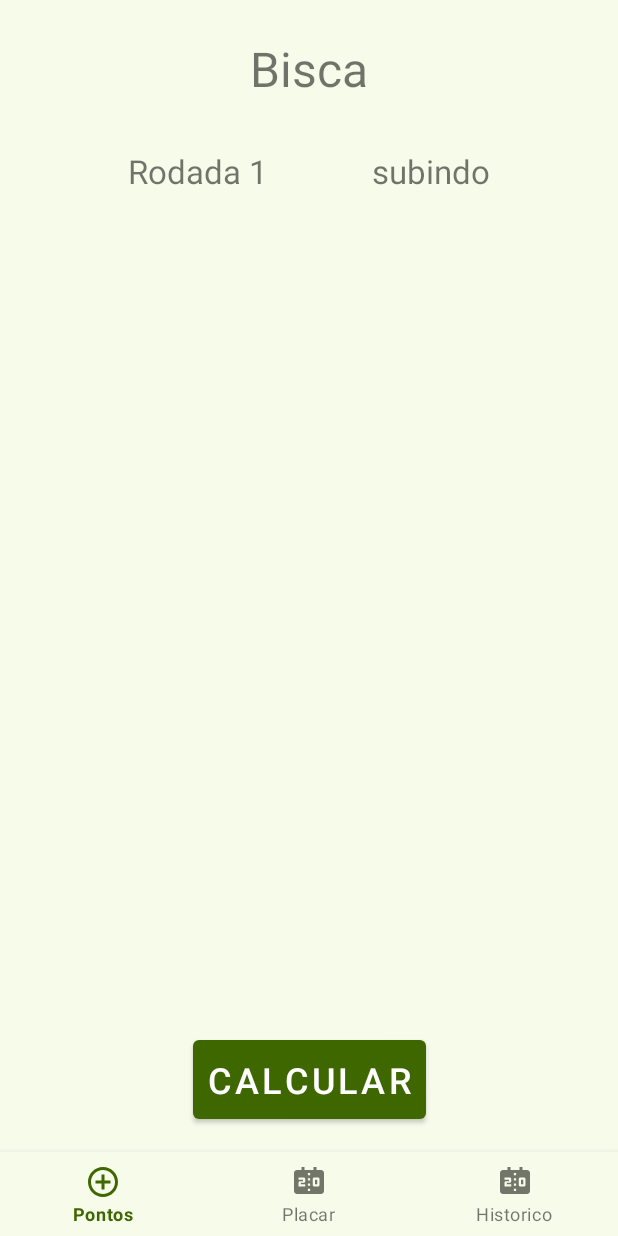
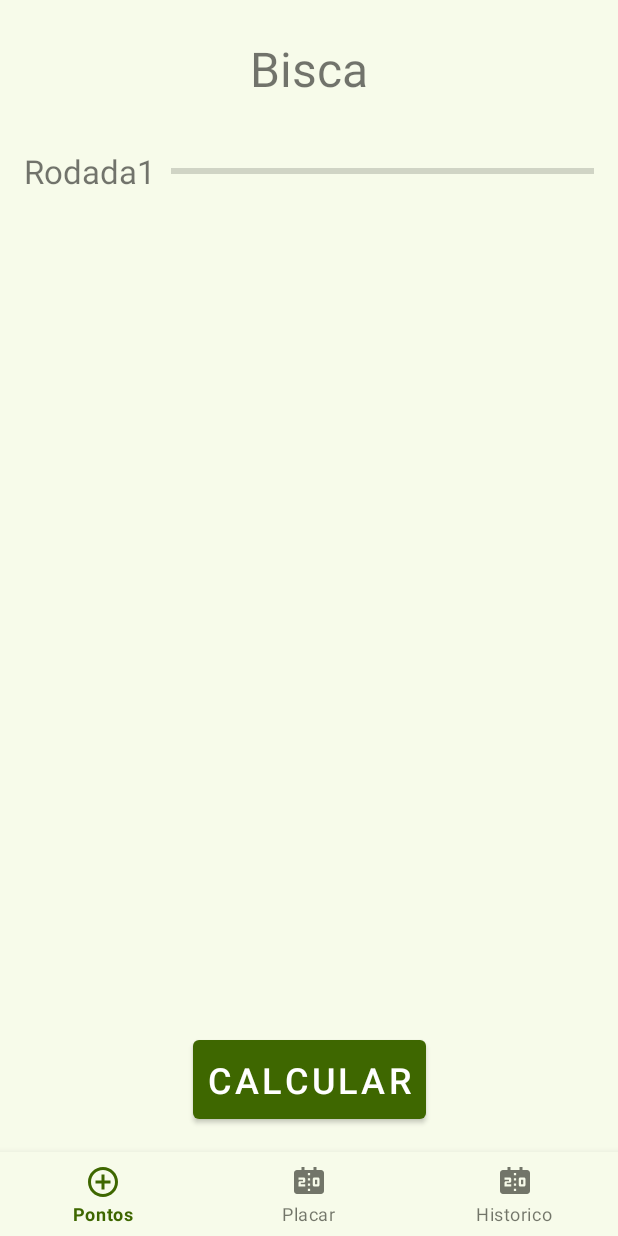
Before and after one commit to ViniVenditti/points-cards, an Android app: the BiscaActivity screen opened directly, with no data from a screen before it, on a phone screen of 412 x 824 dp. Run offline under Robolectric (Android 15) with nearby library versions, the phone set to English and light mode, and no system bars; our stand-ins replace Firebase (no records; nobody signed in at launch, a user with empty details on screens opened directly), navigation-ui.

Commit message:
incluude continue game bisca

```diff
--- a/app/src/main/java/com/vinivenditti/pointscards/games/bisca/BiscaActivity.kt
+++ b/app/src/main/java/com/vinivenditti/pointscards/games/bisca/BiscaActivity.kt
@@ -42,7 +42,6 @@ class BiscaActivity : AppCompatActivity() {
             navigationBarStyle = SystemBarStyle.light(colorId,colorId))
 
         viewModel.setPhoneId(Settings.Secure.getString(contentResolver, Settings.Secure.ANDROID_ID))
-        viewModel.setMatch()
 
         onBackPressedDispatcher.addCallback(this, object : OnBackPressedCallback(true) {
             override fun handleOnBackPressed() {
@@ -50,7 +49,6 @@ class BiscaActivity : AppCompatActivity() {
                     .setTitle("Sair do jogo")
                     .setMessage("Deseja sair do jogo?")
                     .setPositiveButton("Sim") { _, _ ->
-                        StartViewModelSingleton.getInstance(this@BiscaActivity)
                         finish()
                     }
                     .setNegativeButton("Não", null)
--- a/app/src/main/java/com/vinivenditti/pointscards/games/bisca/listener/BiscaListener.kt
+++ b/app/src/main/java/com/vinivenditti/pointscards/games/bisca/listener/BiscaListener.kt
@@ -1,6 +1,7 @@
 package com.vinivenditti.pointscards.games.bisca.listener
 
 import com.vinivenditti.pointscards.games.bisca.model.PlayerModel
+import com.vinivenditti.pointscards.games.bisca.model.Points
 
 interface BiscaListener {
     fun updatePlayer(player: PlayerModel)
--- a/app/src/main/java/com/vinivenditti/pointscards/games/bisca/points/PointsFragment.kt
+++ b/app/src/main/java/com/vinivenditti/pointscards/games/bisca/points/PointsFragment.kt
@@ -1,5 +1,7 @@
 package com.vinivenditti.pointscards.games.bisca.points
 
+import android.content.res.ColorStateList
+import android.content.res.Resources
 import android.os.Bundle
 import android.view.LayoutInflater
 import android.view.View
@@ -8,12 +10,15 @@ import android.widget.Toast
 import androidx.fragment.app.Fragment
 import androidx.lifecycle.ViewModelProvider
 import androidx.recyclerview.widget.LinearLayoutManager
+import com.vinivenditti.pointscards.R
 import com.vinivenditti.pointscards.databinding.FragmentPointsBinding
 import com.vinivenditti.pointscards.games.bisca.model.PlayerModel
 import com.vinivenditti.pointscards.games.bisca.BiscaViewModel
 import com.vinivenditti.pointscards.games.bisca.BiscaViewModelFactory
 import com.vinivenditti.pointscards.games.bisca.adapter.PlayerGameAdapter
 import com.vinivenditti.pointscards.games.bisca.listener.BiscaListener
+import com.vinivenditti.pointscards.games.bisca.model.Points
+import com.vinivenditti.pointscards.games.bisca.model.ScoreBiscaModel
 import com.vinivenditti.pointscards.start.StartViewModelSingleton
 
 class PointsFragment : Fragment() {
@@ -24,7 +29,7 @@ class PointsFragment : Fragment() {
         val biscaViewModelFactory = BiscaViewModelFactory(StartViewModelSingleton.getInstance(requireActivity()))
         ViewModelProvider(requireActivity(), biscaViewModelFactory)[BiscaViewModel::class.java]
     }
-    private val pointsViewModel: PointsViewModel = PointsViewModel()
+
     private val binding get() = _binding!!
 
     override fun onCreateView(inflater: LayoutInflater, container: ViewGroup?, savedInstanceState: Bundle?): View {
@@ -38,7 +43,7 @@ class PointsFragment : Fragment() {
                 biscaViewModel.updatePlayer(player)
             }
         }
-        pointsViewModel.calculateTotalRounds(biscaViewModel.players.value!!)
+        binding.progressGame.max = biscaViewModel.limitRound
         adapter.attachListener(listener)
         addListeners()
         observe()
@@ -48,7 +53,6 @@ class PointsFragment : Fragment() {
     private fun addListeners() {
         binding.buttonCalculate.setOnClickListener {
             if(verifyEditText()){
-                pointsViewModel.calculateRound()
                 biscaViewModel.calculatePoints()
             } else Toast.makeText(context, "Preencha todos os campos", Toast.LENGTH_SHORT).show()
         }
@@ -66,14 +70,22 @@ class PointsFragment : Fragment() {
     }
 
     fun observe() {
-        pointsViewModel.round.observe(viewLifecycleOwner) {
-            binding.textRound.text = "Rodada $it"
+        biscaViewModel.round.observe(viewLifecycleOwner) {
+            binding.textRound.text = getString(R.string.text_round).plus(it.toString())
+            binding.progressGame.progress = it
             if (it == 0) {
                 binding.buttonCalculate.isEnabled = false
             }
         }
-        pointsViewModel.statusGame.observe(viewLifecycleOwner) {
-            binding.textRoundDirection.text = it
+        biscaViewModel.statusGame.observe(viewLifecycleOwner) {
+            when (it) {
+                "repetir" -> {
+                    binding.progressGame.progressTintList = ColorStateList.valueOf(resources.getColor(R.color.md_theme_tertiaryFixedDim_highContrast, null))
+                }
+                "descendo" -> {
+                    binding.progressGame.progressTintList = ColorStateList.valueOf(resources.getColor(R.color.md_theme_error, null))
+                }
+            }
         }
         biscaViewModel.players.observe(viewLifecycleOwner) {
             binding.recyclerViewPlayers.post {
@@ -84,7 +96,6 @@ class PointsFragment : Fragment() {
 
     override fun onDestroyView() {
         super.onDestroyView()
-
         _binding = null
     }
 }
--- a/app/src/main/res/layout/activity_start.xml
+++ b/app/src/main/res/layout/activity_start.xml
@@ -84,6 +84,7 @@
         app:layout_constraintStart_toStartOf="parent"
         app:layout_constraintTop_toBottomOf="@+id/edit_input_player" />
 
+
     <com.google.android.material.button.MaterialButton
         android:id="@+id/button_play"
         android:layout_width="match_parent"
--- a/app/src/main/res/layout/fragment_points.xml
+++ b/app/src/main/res/layout/fragment_points.xml
@@ -26,23 +26,26 @@
         android:layout_width="wrap_content"
         android:layout_height="wrap_content"
         android:layout_marginTop="32dp"
+        android:layout_marginEnd="10dp"
         android:text="@string/text_round"
         android:textSize="22sp"
-        app:layout_constraintEnd_toStartOf="@+id/text_round_direction"
+        app:layout_constraintEnd_toStartOf="@+id/progress_game"
         app:layout_constraintHorizontal_chainStyle="spread"
         app:layout_constraintStart_toStartOf="parent"
         app:layout_constraintTop_toBottomOf="@+id/text_game" />
 
-    <TextView
-        android:id="@+id/text_round_direction"
-        android:layout_width="wrap_content"
+    <ProgressBar
+        android:id="@+id/progress_game"
+        android:layout_width="0dp"
         android:layout_height="wrap_content"
-        android:layout_marginTop="32dp"
-        android:text="@string/text_status_game"
-        android:textSize="22sp"
+        style="@style/Widget.AppCompat.ProgressBar.Horizontal"
+        android:progress="17"
+        android:max="34"
         app:layout_constraintEnd_toEndOf="parent"
+        app:layout_constraintTop_toTopOf="@+id/text_round"
         app:layout_constraintStart_toEndOf="@+id/text_round"
-        app:layout_constraintTop_toBottomOf="@+id/text_game" />
+        app:layout_constraintBottom_toBottomOf="@+id/text_round"
+        />
 
     <androidx.recyclerview.widget.RecyclerView
         android:id="@+id/recycler_view_players"
--- a/app/src/main/res/values/strings.xml
+++ b/app/src/main/res/values/strings.xml
@@ -9,7 +9,7 @@
     <string name="description_list_players">Lista de jogadores</string>
     <string name="start_game">Começar!</string>
     <string name="bisca">Bisca</string>
-    <string name="text_round">Rodada 1</string>
+    <string name="text_round">Rodada </string>
     <string name="text_status_game">subindo</string>
     <string name="calculate">Calcular</string>
     <string name="overall_score">Placar Geral</string>
```
Also changed, not shown: app/src/main/java/com/vinivenditti/pointscards/games/bisca/BiscaViewModel.kt (+110 -32 lines), app/src/main/java/com/vinivenditti/pointscards/games/bisca/historical/HistoricalFragment.kt (+9 -28 lines), app/src/main/java/com/vinivenditti/pointscards/games/bisca/historical/HistoricalViewModel.kt (+5 -17 lines), app/src/main/java/com/vinivenditti/pointscards/games/bisca/model/ScoreBiscaModel.kt (+9 -2 lines), app/src/main/java/com/vinivenditti/pointscards/games/bisca/points/PointsViewModel.kt (deleted, +0 -38 lines), app/src/main/java/com/vinivenditti/pointscards/repository/FirebaseRepository.kt (added, +91 -0 lines), app/src/main/java/com/vinivenditti/pointscards/start/StartActivity.kt (+36 -0 lines), app/src/main/java/com/vinivenditti/pointscards/start/StartViewModel.kt (+16 -0 lines), app/src/main/java/com/vinivenditti/pointscards/start/ViewModelsSingleton.kt (+0 -9 lines).
